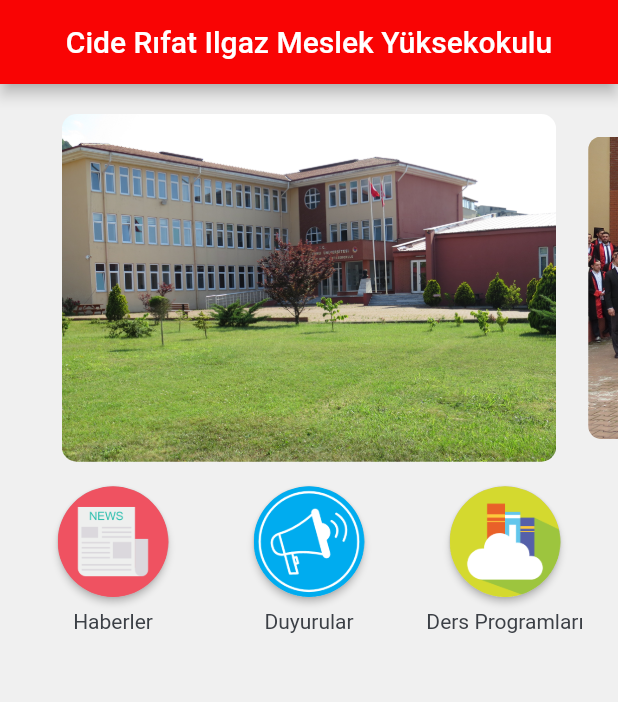
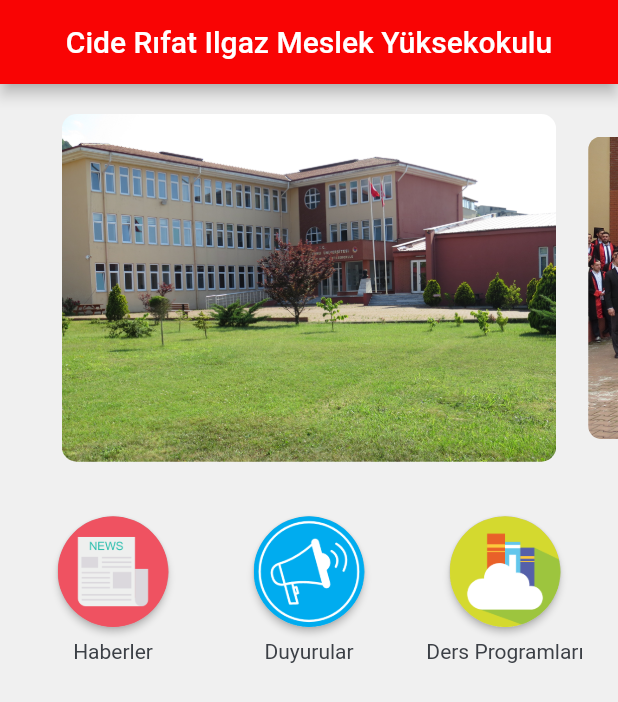
Before and after one commit to eminakcil/crimyo, a Flutter app: the screen it shows after launch, on a phone screen of 412 x 824 dp. Shown: the top 702 px of the screen. Run offline on Flutter 3.47's test engine with Material 2 defaults, Android fonts, the phone set to English and light mode, and no system bars; drawn by our look-alikes of carousel_slider; our stand-ins replace cached_network_image, cloud_firestore, dio, firebase_core, firebase_messaging, flutter_cache_manager and 1 more; missing offline and left inert: enhanced_future_builder, pdf_flutter; accounts and stored records are empty.

Commit message:
department list font size

```diff
--- a/lib/screens/department_list/components/department_button.dart
+++ b/lib/screens/department_list/components/department_button.dart
@@ -43,6 +43,7 @@ class DepartmentButton extends StatelessWidget {
           Text(
             department.name,
             textAlign: TextAlign.center,
+            style: TextStyle(fontSize: 10),
           ),
         ],
       ),
--- a/lib/screens/home/home_screen.dart
+++ b/lib/screens/home/home_screen.dart
@@ -19,6 +19,7 @@ class HomeScreen extends StatelessWidget {
             children: [
               SizedBox(height: kDefaultPadding),
               ImageSlider(),
+              SizedBox(height: kDefaultPadding),
               Padding(
                 padding: EdgeInsets.symmetric(horizontal: kDefaultPadding / 2),
                 child: ButtonsGridView(),
```
